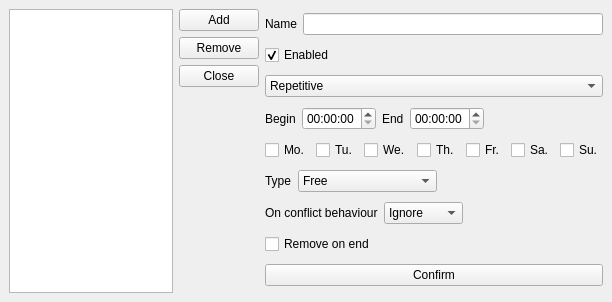
Qt form ClientDownloadGuard/ScheduleWindow.ui (Luminatione/ClientDownloadGuard) before a commit.
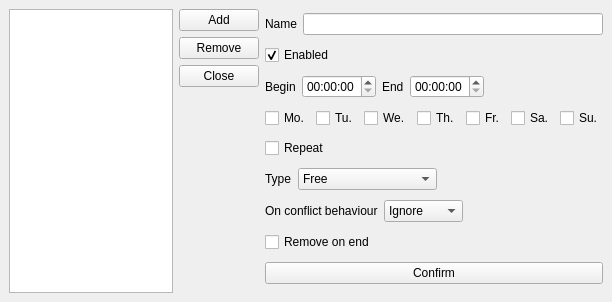
The same form after that commit.

Commit message: user can create, edit, save and load schedule

What changed in the file:
```diff
--- a/ClientDownloadGuard/ScheduleWindow.ui
+++ b/ClientDownloadGuard/ScheduleWindow.ui
@@ -82,20 +82,6 @@
         </property>
        </widget>
       </item>
-      <item>
-       <widget class="QComboBox" name="behaviourComboBox">
-        <item>
-         <property name="text">
-          <string>Repetitive</string>
-         </property>
-        </item>
-        <item>
-         <property name="text">
-          <string>Timer</string>
-         </property>
-        </item>
-       </widget>
-      </item>
       <item>
        <layout class="QHBoxLayout" name="horizontalLayout_4">
         <item>
@@ -186,6 +172,13 @@
         </item>
        </layout>
       </item>
+      <item>
+       <widget class="QCheckBox" name="repeatCheckBox">
+        <property name="text">
+         <string>Repeat</string>
+        </property>
+       </widget>
+      </item>
       <item>
        <layout class="QHBoxLayout" name="horizontalLayout_3">
         <item>
```
The commit also changes 5 other files.
